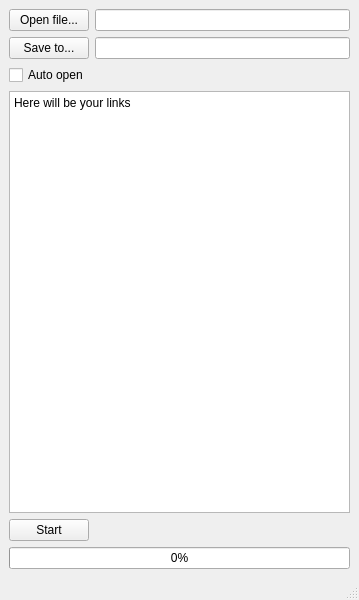
This is PyAutoAli.ui in I12700I/PyAutoAli as Qt 5 draws it before an edit. The edited form follows.
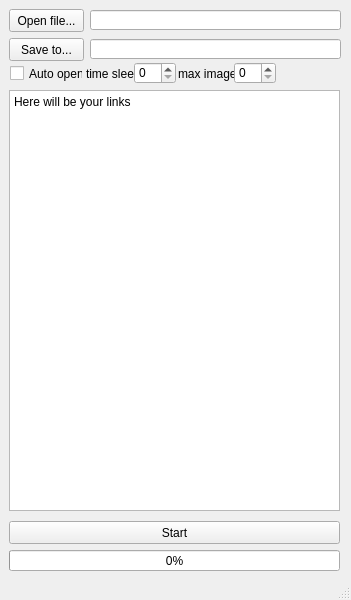
This is the edited form.

```diff
--- a/PyAutoAli.ui
+++ b/PyAutoAli.ui
@@ -6,7 +6,7 @@
    <rect>
     <x>0</x>
     <y>0</y>
-    <width>359</width>
+    <width>351</width>
     <height>600</height>
    </rect>
   </property>
@@ -14,26 +14,51 @@
    <string>PyAutoAli</string>
   </property>
   <widget class="QWidget" name="centralwidget">
-   <layout class="QGridLayout" name="gridLayout">
-    <item row="0" column="0">
      <widget class="QPushButton" name="OpenFileBtn">
+    <property name="geometry">
+     <rect>
+      <x>9</x>
+      <y>9</y>
+      <width>75</width>
+      <height>23</height>
+     </rect>
+    </property>
       <property name="text">
        <string>Open file...</string>
       </property>
      </widget>
-    </item>
-    <item row="0" column="1">
-     <widget class="QLineEdit" name="OpenFilePath"/>
-    </item>
-    <item row="1" column="0">
+   <widget class="QLineEdit" name="OpenFilePath">
+    <property name="geometry">
+     <rect>
+      <x>90</x>
+      <y>10</y>
+      <width>251</width>
+      <height>20</height>
+     </rect>
+    </property>
+   </widget>
      <widget class="QPushButton" name="SaveFileBtn">
+    <property name="geometry">
+     <rect>
+      <x>9</x>
+      <y>38</y>
+      <width>75</width>
+      <height>23</height>
+     </rect>
+    </property>
       <property name="text">
        <string>Save to...</string>
       </property>
      </widget>
-    </item>
-    <item row="1" column="1">
      <widget class="QLineEdit" name="SaveFilePath">
+    <property name="geometry">
+     <rect>
+      <x>90</x>
+      <y>39</y>
+      <width>251</width>
+      <height>20</height>
+     </rect>
+    </property>
       <property name="inputMask">
        <string/>
       </property>
@@ -41,36 +66,104 @@
        <string/>
       </property>
      </widget>
-    </item>
-    <item row="2" column="0">
      <widget class="QCheckBox" name="AutoOpenCheck">
+    <property name="geometry">
+     <rect>
+      <x>10</x>
+      <y>65</y>
+      <width>73</width>
+      <height>17</height>
+     </rect>
+    </property>
       <property name="text">
        <string>Auto open</string>
       </property>
      </widget>
-    </item>
-    <item row="3" column="0" colspan="2">
      <widget class="QPlainTextEdit" name="LinksTxtEdit">
+    <property name="geometry">
+     <rect>
+      <x>9</x>
+      <y>90</y>
+      <width>331</width>
+      <height>421</height>
+     </rect>
+    </property>
       <property name="plainText">
        <string>Here will be your links</string>
       </property>
      </widget>
-    </item>
-    <item row="4" column="0">
      <widget class="QPushButton" name="StartBtn">
+    <property name="geometry">
+     <rect>
+      <x>9</x>
+      <y>521</y>
+      <width>331</width>
+      <height>23</height>
+     </rect>
+    </property>
       <property name="text">
        <string>Start</string>
       </property>
      </widget>
-    </item>
-    <item row="5" column="0" colspan="2">
      <widget class="QProgressBar" name="progressBar">
+    <property name="geometry">
+     <rect>
+      <x>9</x>
+      <y>550</y>
+      <width>331</width>
+      <height>21</height>
+     </rect>
+    </property>
       <property name="value">
        <number>0</number>
       </property>
      </widget>
-    </item>
-   </layout>
+   <widget class="QLabel" name="timesleeplabel">
+    <property name="geometry">
+     <rect>
+      <x>86</x>
+      <y>64</y>
+      <width>50</width>
+      <height>19</height>
+     </rect>
+    </property>
+    <property name="text">
+     <string>time sleep</string>
+    </property>
+   </widget>
+   <widget class="QLabel" name="maximageslabel">
+    <property name="geometry">
+     <rect>
+      <x>178</x>
+      <y>64</y>
+      <width>57</width>
+      <height>19</height>
+     </rect>
+    </property>
+    <property name="text">
+     <string>max images</string>
+    </property>
+   </widget>
+   <widget class="QSpinBox" name="sleepspinBox">
+    <property name="geometry">
+     <rect>
+      <x>134</x>
+      <y>62</y>
+      <width>42</width>
+      <height>22</height>
+     </rect>
+    </property>
+   </widget>
+   <widget class="QSpinBox" name="imagesspinBox">
+    <property name="geometry">
+     <rect>
+      <x>234</x>
+      <y>62</y>
+      <width>42</width>
+      <height>22</height>
+     </rect>
+    </property>
+   </widget>
   </widget>
   <widget class="QStatusBar" name="statusbar"/>
  </widget>
```
Left out of the diff: 34 changed lines with no effect on the pictures. Lines whose indentation alone changed are shown as unchanged.
